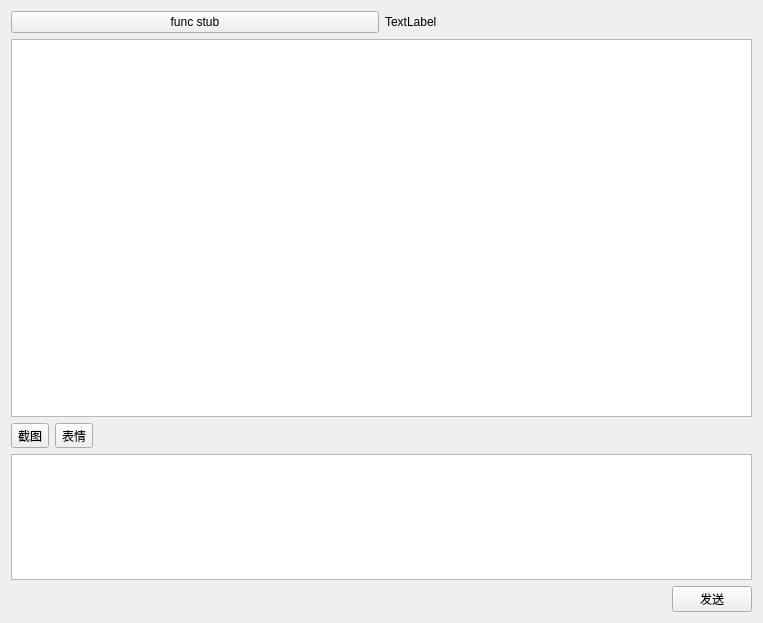
Qt form gui/chat_widget.ui (avplayer/avim) before a commit.
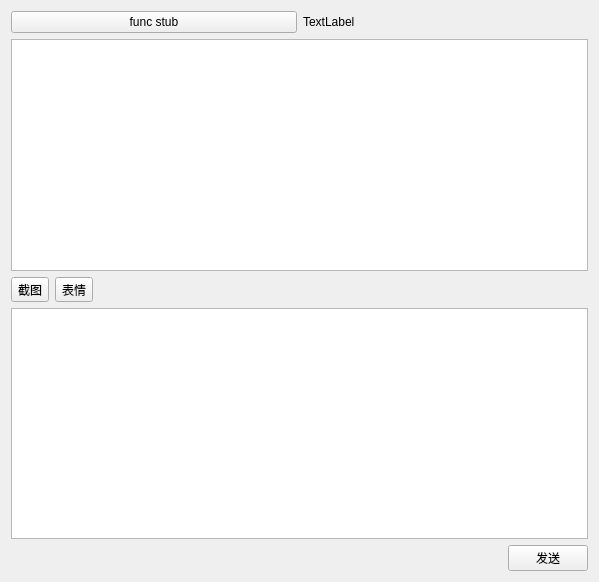
The same form after that commit. Custom widgets are drawn as their Qt base class.

What changed in the file:
```diff
--- a/gui/chat_widget.ui
+++ b/gui/chat_widget.ui
@@ -6,8 +6,8 @@
    <rect>
     <x>0</x>
     <y>0</y>
-    <width>763</width>
-    <height>623</height>
+    <width>599</width>
+    <height>582</height>
    </rect>
   </property>
   <property name="windowTitle">
@@ -15,7 +15,7 @@
   </property>
   <layout class="QHBoxLayout" name="horizontalLayout_3" stretch="4">
    <item>
-    <layout class="QVBoxLayout" name="verticalLayout" stretch="0,6,0,2,0">
+    <layout class="QVBoxLayout" name="verticalLayout" stretch="0,0,0,0,0">
      <item>
       <layout class="QHBoxLayout" name="horizontalLayout_2" stretch="0,0">
        <item>
@@ -69,18 +69,7 @@
       </layout>
      </item>
      <item>
-      <widget class="QTextEdit" name="messageTextEdit">
-       <property name="html">
-        <string>&lt;!DOCTYPE HTML PUBLIC &quot;-//W3C//DTD HTML 4.0//EN&quot; &quot;http://www.w3.org/TR/REC-html40/strict.dtd&quot;&gt;
-&lt;html&gt;&lt;head&gt;&lt;meta name=&quot;qrichtext&quot; content=&quot;1&quot; /&gt;&lt;style type=&quot;text/css&quot;&gt;
-p, li { white-space: pre-wrap; }
-&lt;/style&gt;&lt;/head&gt;&lt;body style=&quot; font-family:'DejaVu Sans Mono'; font-size:11pt; font-weight:400; font-style:normal;&quot;&gt;
-&lt;p style=&quot;-qt-paragraph-type:empty; margin-top:0px; margin-bottom:0px; margin-left:0px; margin-right:0px; -qt-block-indent:0; text-indent:0px;&quot;&gt;&lt;br /&gt;&lt;/p&gt;&lt;/body&gt;&lt;/html&gt;</string>
-       </property>
-       <property name="placeholderText" stdset="0">
-        <string/>
-       </property>
-      </widget>
+      <widget class="QTextEdit" name="messageTextEdit"/>
      </item>
      <item>
       <layout class="QHBoxLayout" name="horizontalLayout">
@@ -117,6 +106,13 @@
   </layout>
  </widget>
  <layoutdefault spacing="6" margin="11"/>
+ <customwidgets>
+  <customwidget>
+   <class>QRichText</class>
+   <extends>QTextBrowser</extends>
+   <header>qrichtext.hpp</header>
+  </customwidget>
+ </customwidgets>
  <resources/>
  <connections/>
 </ui>
```
Left out of the diff: 2 changed lines with no effect on the pictures.
